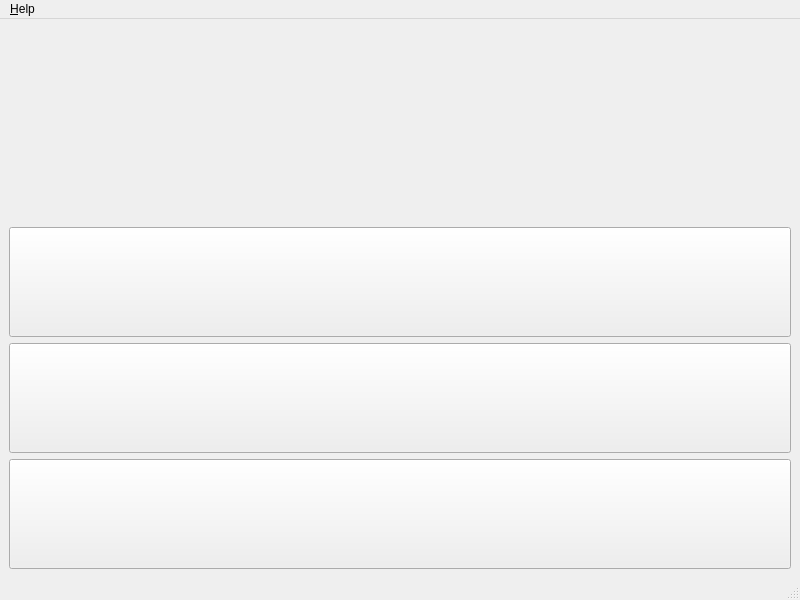
The window that checkeng/main_window.ui (kusanekinov/CheckEng) describes before a commit, drawn with Qt 5.
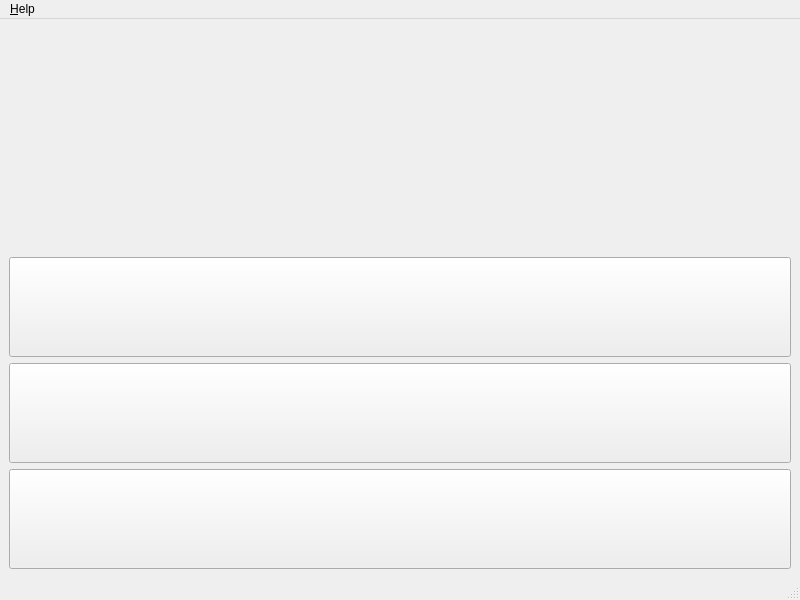
The same window after the commit.

Patch:
```diff
--- a/checkeng/main_window.ui
+++ b/checkeng/main_window.ui
@@ -17,10 +17,22 @@
    <layout class="QGridLayout" name="gridLayout">
     <item row="1" column="0" colspan="3">
      <widget class="QLabel" name="l_question">
+      <property name="sizePolicy">
+       <sizepolicy hsizetype="Expanding" vsizetype="Preferred">
+        <horstretch>0</horstretch>
+        <verstretch>0</verstretch>
+       </sizepolicy>
+      </property>
+      <property name="minimumSize">
+       <size>
+        <width>0</width>
+        <height>100</height>
+       </size>
+      </property>
       <property name="maximumSize">
        <size>
-        <width>1000</width>
-        <height>300</height>
+        <width>16777215</width>
+        <height>16777215</height>
        </size>
       </property>
       <property name="font">
@@ -54,7 +66,7 @@
     <item row="2" column="0" colspan="3">
      <widget class="QPushButton" name="pb_first">
       <property name="sizePolicy">
-       <sizepolicy hsizetype="Minimum" vsizetype="Fixed">
+       <sizepolicy hsizetype="Expanding" vsizetype="Fixed">
         <horstretch>0</horstretch>
         <verstretch>0</verstretch>
        </sizepolicy>
@@ -62,13 +74,13 @@
       <property name="minimumSize">
        <size>
         <width>0</width>
-        <height>0</height>
+        <height>100</height>
        </size>
       </property>
       <property name="maximumSize">
        <size>
-        <width>1000</width>
-        <height>110</height>
+        <width>16777215</width>
+        <height>16777215</height>
        </size>
       </property>
       <property name="font">
@@ -89,10 +101,22 @@
     </item>
     <item row="6" column="0" colspan="3">
      <widget class="QPushButton" name="pb_third">
+      <property name="sizePolicy">
+       <sizepolicy hsizetype="Expanding" vsizetype="Fixed">
+        <horstretch>0</horstretch>
+        <verstretch>0</verstretch>
+       </sizepolicy>
+      </property>
+      <property name="minimumSize">
+       <size>
+        <width>0</width>
+        <height>100</height>
+       </size>
+      </property>
       <property name="maximumSize">
        <size>
-        <width>1000</width>
-        <height>110</height>
+        <width>16777215</width>
+        <height>16777215</height>
        </size>
       </property>
       <property name="font">
@@ -109,10 +133,22 @@
     </item>
     <item row="3" column="0" colspan="3">
      <widget class="QPushButton" name="pb_second">
+      <property name="sizePolicy">
+       <sizepolicy hsizetype="Expanding" vsizetype="Fixed">
+        <horstretch>0</horstretch>
+        <verstretch>0</verstretch>
+       </sizepolicy>
+      </property>
+      <property name="minimumSize">
+       <size>
+        <width>0</width>
+        <height>100</height>
+       </size>
+      </property>
       <property name="maximumSize">
        <size>
-        <width>1000</width>
-        <height>110</height>
+        <width>16777215</width>
+        <height>16777215</height>
        </size>
       </property>
       <property name="font">
```
